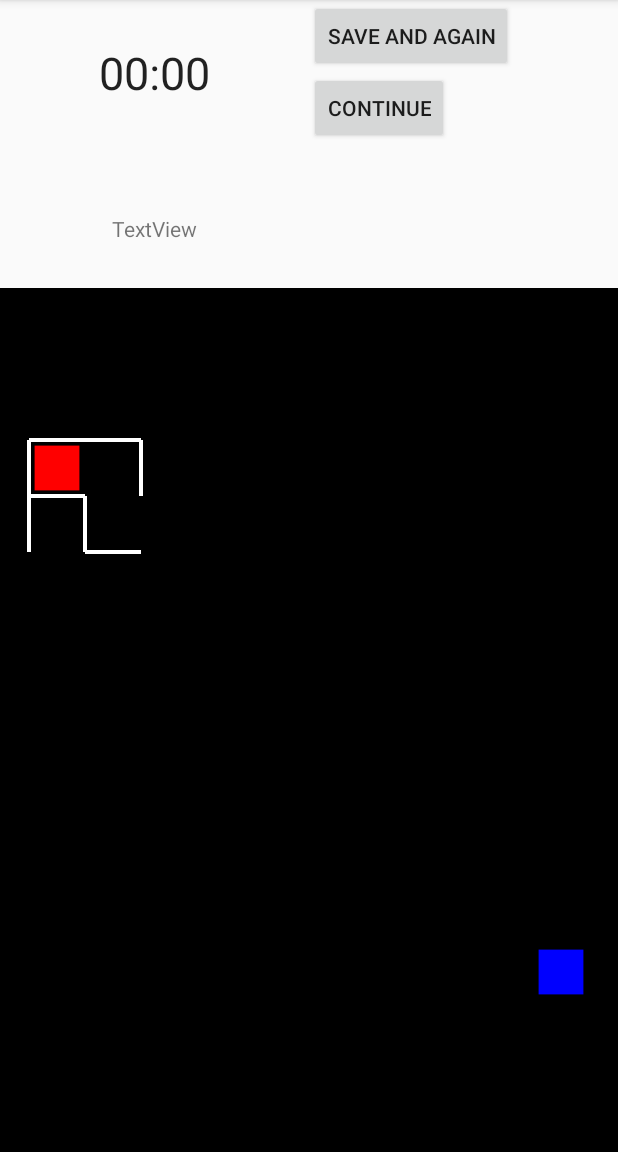
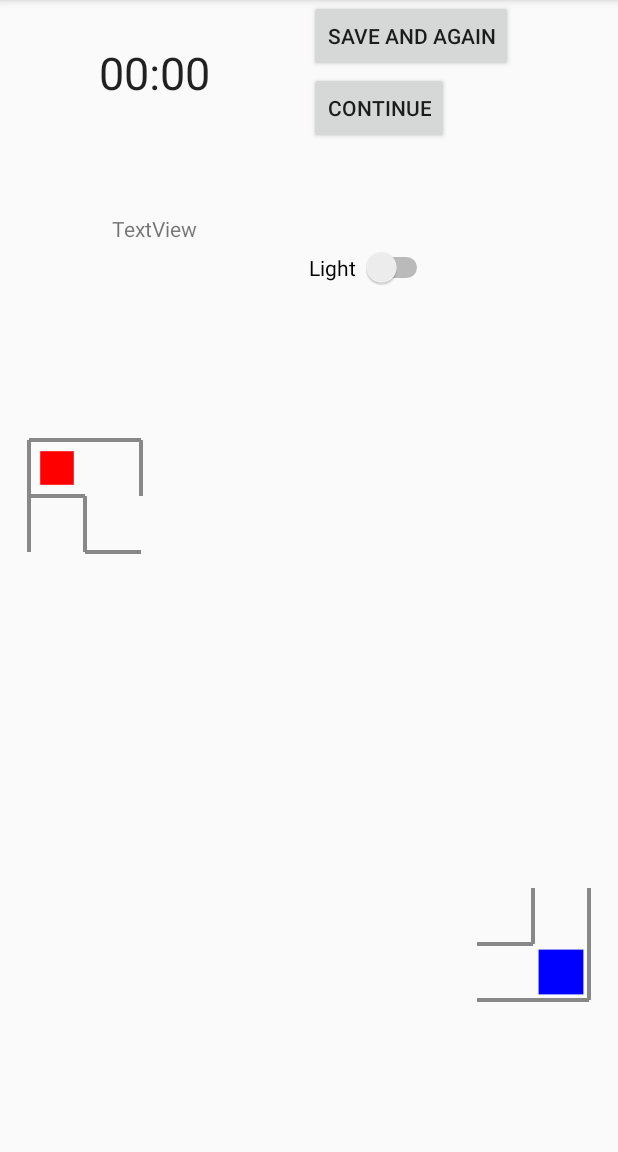
Before and after one commit to jszadab/MazeGame2, an Android app: the GameActivity screen opened directly, with no data from a screen before it, after a tap on "SAVE AND AGAIN", on a phone screen of 412 x 824 dp, the part 84-1236 px from its top. Run offline under Robolectric (Android 15) with nearby library versions, the phone set to English and light mode, and no system bars; 2 other taps on this screen came first.

Commit message:
Switch off light, lamps, part drawing, save time (without show)

```diff
--- a/app/src/main/java/com/example/jacek/mazegame/GameActivity.java
+++ b/app/src/main/java/com/example/jacek/mazegame/GameActivity.java
@@ -3,11 +3,13 @@ import android.support.v7.app.AppCompatActivity;
 import android.os.Bundle;
 import android.view.View;
 import android.widget.Chronometer;
+import android.widget.Switch;
 
 
 public class GameActivity extends AppCompatActivity {
 
     public Chronometer chrono;
+    public Switch lightSwitch;
     GameView gv;
 
     @Override
@@ -16,14 +18,12 @@ public class GameActivity extends AppCompatActivity {
         setContentView(R.layout.activity_game);
 
         chrono = findViewById(R.id.chrono);
-
-
+        lightSwitch = findViewById(R.id.switch1);
     }
 
-    public void saveAndAgain(View view) {
-
-
-
+    public void Again(View view) {
+        gv.setBegin();
+        gv.invalidate();
     }
 
     public void continueWithoutSave(View view) {
@@ -32,4 +32,12 @@ public class GameActivity extends AppCompatActivity {
         gv.createMaze();
         gv.invalidate();
     }
+
+
+    public void stateChanged(View view) {
+
+        gv = findViewById(R.id.gameview);
+        gv.invalidate();
+
+    }
 }
--- a/app/src/main/java/com/example/jacek/mazegame/GameView.java
+++ b/app/src/main/java/com/example/jacek/mazegame/GameView.java
@@ -4,6 +4,7 @@ import android.content.Context;
 import android.graphics.Canvas;
 import android.graphics.Color;
 import android.graphics.Paint;
+import android.os.SystemClock;
 import android.support.annotation.Nullable;
 import android.util.AttributeSet;
 import android.view.MotionEvent;
@@ -19,13 +20,17 @@ public class GameView extends View {
     }
 
     private Cell[][] cells;
+    private Cell[] lamps;
     private Cell player, exit;
-    private static final int COLS = 10, ROWS = 10;
+    private static final int COLS = 10, ROWS = 10, LAMPS = 2;
     private static final int WALL_THICKNESS = 4;
 
     private float cellSize, hMargin, vMargin;
-    private Paint wallPaint, playerPaint, exitPaint;
+    private Paint wallPaint, playerPaint, exitPaint, lampPaint;
     private Random random;
+
+    private boolean isChronoStarted = false;
+    private long chronoTime;
 
     GameActivity ga;
 
@@ -33,7 +38,7 @@ public class GameView extends View {
         super(context, attrs);
 
         wallPaint = new Paint();
-        wallPaint.setColor(Color.WHITE);
+        wallPaint.setColor(Color.GRAY);
         wallPaint.setStrokeWidth(WALL_THICKNESS);
 
         playerPaint = new Paint();
@@ -42,17 +47,16 @@ public class GameView extends View {
         exitPaint = new Paint();
         exitPaint.setColor(Color.BLUE);
 
+        lampPaint = new Paint();
+        lampPaint.setColor(Color.YELLOW);
+
         random = new Random();
 
         createMaze();
 
         ((MyApplication) MyApplication.getAppContext()).setMaze(new Maze(cells));
 
-
-        player = cells[0][0];
-        exit = cells[COLS -1][ROWS -1];
-
-        ga = (GameActivity) context; //class instance with chrono
+        ga = (GameActivity) context; //class instance with chrono etc.
 
     }
 
@@ -109,6 +113,13 @@ public class GameView extends View {
         }
     }
 
+    public void setBegin(){
+        player = cells[0][0];
+        lamps = new Cell[LAMPS];
+        exit = cells[COLS -1][ROWS -1];
+
+    }
+
     public void createMaze(){
 
         Stack<Cell> stack = new Stack<>();
@@ -122,9 +133,7 @@ public class GameView extends View {
             }
         }
 
-        player = cells[0][0];
-        exit = cells[COLS -1][ROWS -1];
-
+        setBegin();
 
         for (int i=0; i<2; i++){
             for (int j=0; j<2; j++){
@@ -167,28 +176,9 @@ public class GameView extends View {
 
     }
 
-    @Override
-    protected void onDraw(Canvas canvas) {
-        canvas.drawColor(Color.BLACK);
-
-        int width = getWidth();
-        int height = getHeight();
-
-        if (width/height < COLS/ROWS)
-            cellSize = width/(COLS+1);
-        else
-            cellSize = height/(ROWS+1);
-
-        hMargin = (width-COLS*cellSize)/2;
-        vMargin = (height-ROWS*cellSize)/2;
-
-        canvas.translate(hMargin, vMargin);
-
-
-
-        for (int x=player.col-1; x<=player.col+1; x++){
-            for(int y=player.row-1; y<=player.row+1; y++){
-                if (x<0 || x>COLS || y<0 || y>ROWS ) continue;
+    private void drawWhole(Canvas canvas){
+        for (int x=0; x<COLS; x++){
+            for(int y=0; y<ROWS; y++){
                 if (cells[x][y].topWall)
                     canvas.drawLine(
                             x*cellSize,
@@ -222,15 +212,105 @@ public class GameView extends View {
 
             }
         }
+    }
+
+    private void drawPart(Canvas canvas){
+
+        drawFromCell(canvas, player);
+
+        for (int x=0; x<LAMPS; x++){
+            if (lamps[x] != null){
+                drawFromCell(canvas, lamps[x]);
+            }
+        }
+
+        drawFromCell(canvas, exit);
+
+
+    }
+
+    private void drawFromCell(Canvas canvas, Cell cell){
+        for (int x=cell.col-1; x<=cell.col+1; x++){
+            for(int y=cell.row-1; y<=cell.row+1; y++){
+                if (x<0 || x>=COLS || y<0 || y>=ROWS ) continue;
+                if (cells[x][y].topWall)
+                    canvas.drawLine(
+                            x*cellSize,
+                            y*cellSize,
+                            (x+1)*cellSize,
+                            y*cellSize,
+                            wallPaint);
+
+                if (cells[x][y].leftWall)
+                    canvas.drawLine(
+                            x*cellSize,
+                            y*cellSize,
+                            x*cellSize,
+                            (y+1)*cellSize,
+                            wallPaint);
+
+                if (cells[x][y].bottomWall)
+                    canvas.drawLine(
+                            x*cellSize,
+                            (y+1)*cellSize,
+                            (x+1)*cellSize,
+                            (y+1)*cellSize,
+                            wallPaint);
+                if (cells[x][y].rightWall)
+                    canvas.drawLine(
+                            (x+1)*cellSize,
+                            y*cellSize,
+                            (x+1)*cellSize,
+                            (y+1)*cellSize,
+                            wallPaint);
+
+            }
+        }
+    }
+
+
+    @Override
+    protected void onDraw(Canvas canvas) {
+
+        int width = getWidth();
+        int height = getHeight();
+
+        if (width/height < COLS/ROWS)
+            cellSize = width/(COLS+1);
+        else
+            cellSize = height/(ROWS+1);
+
+        hMargin = (width-COLS*cellSize)/2;
+        vMargin = (height-ROWS*cellSize)/2;
+
+        canvas.translate(hMargin, vMargin);
+
+
+        if (ga.lightSwitch.isChecked())
+            drawWhole(canvas);
+        else
+            drawPart(canvas);
 
         float margin = cellSize/10;
 
+
+        drawExit(canvas, margin);
+        drawLamps(canvas, margin);
+        drawPlayer(canvas, margin);
+
+    }
+
+    private void drawPlayer(Canvas canvas, float margin){
+
         canvas.drawRect(
-                player.col*cellSize+margin,
-                player.row*cellSize+margin,
-                (player.col+1)*cellSize-margin,
-                (player.row+1)*cellSize-margin,
+                player.col*cellSize+2*margin,
+                player.row*cellSize+2*margin,
+                (player.col+1)*cellSize-2*margin,
+                (player.row+1)*cellSize-2*margin,
                 playerPaint);
+    }
+
+    private void drawExit(Canvas canvas, float margin){
 
         canvas.drawRect(
                 exit.col*cellSize+margin,
@@ -238,8 +318,25 @@ public class GameView extends View {
                 (exit.col+1)*cellSize-margin,
                 (exit.row+1)*cellSize-margin,
                 exitPaint);
+    }
+
+    private void drawLamps(Canvas canvas, float margin){
+
+        for (int x=0; x<LAMPS; x++) {
+            if (lamps[x] != null) {
+                canvas.drawRect(
+                        lamps[x].col * cellSize + margin,
+                        lamps[x].row * cellSize + margin,
+                        (lamps[x].col + 1) * cellSize - margin,
+                        (lamps[x].row + 1) * cellSize - margin,
+                        lampPaint);
+            }
+        }
 
     }
+
+
+
 
         private void movePlayer(Direction direction){
         switch (direction){
@@ -261,6 +358,12 @@ public class GameView extends View {
                 break;
         }
 
+        if (!isChronoStarted){
+            ga.chrono.setBase(SystemClock.elapsedRealtime());
+            ga.chrono.start();
+            isChronoStarted = true;
+        }
+
         checkExit();
         invalidate();
     }
@@ -268,17 +371,44 @@ public class GameView extends View {
     private void checkExit(){
 
             if (player == exit){
-                createMaze();
+                ga.chrono.stop();
+                chronoTime = SystemClock.elapsedRealtime() - ga.chrono.getBase();
             }
     }
+
 
     @Override
     public boolean onTouchEvent (MotionEvent event){
 
-        if (event.getAction() == MotionEvent.ACTION_DOWN)
+        if (event.getAction() == MotionEvent.ACTION_DOWN){
+
+            if (ga.lightSwitch.isChecked()){
+                float x = event.getX();
+                float y = event.getY();
+
+                x -= hMargin;
+                y -= vMargin;
+
+                if (lamps[0] == null) {
+                    lamps[0] = new Cell((int)(x/cellSize),(int)(y/cellSize));
+                    invalidate();
+                }
+                else if (lamps[1] == null && ((lamps[0].col != (int)(x/cellSize) ) || (lamps[0].row != (int)(y/cellSize) ))) {
+
+                    lamps[1] = new Cell((int)(x/cellSize),(int)(y/cellSize));
+                    invalidate();
+                }
+            }
+
+
+
             return true;
+        }
+
 
         if(event.getAction() == MotionEvent.ACTION_MOVE){
+
+            if (!ga.lightSwitch.isChecked()){
                 float x = event.getX();
                 float y = event.getY();
 
@@ -310,6 +440,9 @@ public class GameView extends View {
                             movePlayer(Direction.UP);
                     }
                 }
+            }
+
+
 
             return true;
         }
--- a/app/src/main/java/com/example/jacek/mazegame/Maze.java
+++ b/app/src/main/java/com/example/jacek/mazegame/Maze.java
@@ -1,20 +1,10 @@
 package com.example.jacek.mazegame;
-
-import java.text.SimpleDateFormat;
-import java.util.Calendar;
-import java.util.Date;
 
 public class Maze {
 
     Cell[][] cells;
-    String date;
 
     public Maze(Cell[][] cells) {
-
         this.cells = cells;
-
-        Date c = Calendar.getInstance().getTime();
-        SimpleDateFormat df = new SimpleDateFormat("EEE, d MMM yyyy HH:mm:ss");
-        date = df.format(c);
     }
 }
--- a/app/src/main/res/layout/activity_game.xml
+++ b/app/src/main/res/layout/activity_game.xml
@@ -57,7 +57,7 @@
                     android:id="@+id/button3"
                     android:layout_width="wrap_content"
                     android:layout_height="wrap_content"
-                    android:onClick="saveAndAgain"
+                    android:onClick="Again"
                     android:text="Save and again" />
 
                 <Button
@@ -68,6 +68,19 @@
                     android:layout_alignParentStart="true"
                     android:onClick="continueWithoutSave"
                     android:text="Continue" />
+
+                <Switch
+                    android:id="@+id/switch1"
+                    android:checked="true"
+                    android:layout_width="wrap_content"
+                    android:layout_height="wrap_content"
+                    android:layout_alignParentStart="true"
+                    android:layout_alignParentBottom="true"
+                    android:layout_marginStart="0dp"
+                    android:layout_marginBottom="0dp"
+                    android:onClick="stateChanged"
+                    android:text="Light " />
+
             </RelativeLayout>
         </LinearLayout>
     </RelativeLayout>
```
Also changed, not shown: app/src/main/java/com/example/jacek/mazegame/MyApplication.java (+0 -56 lines). Lines whose indentation alone changed are shown as unchanged.
